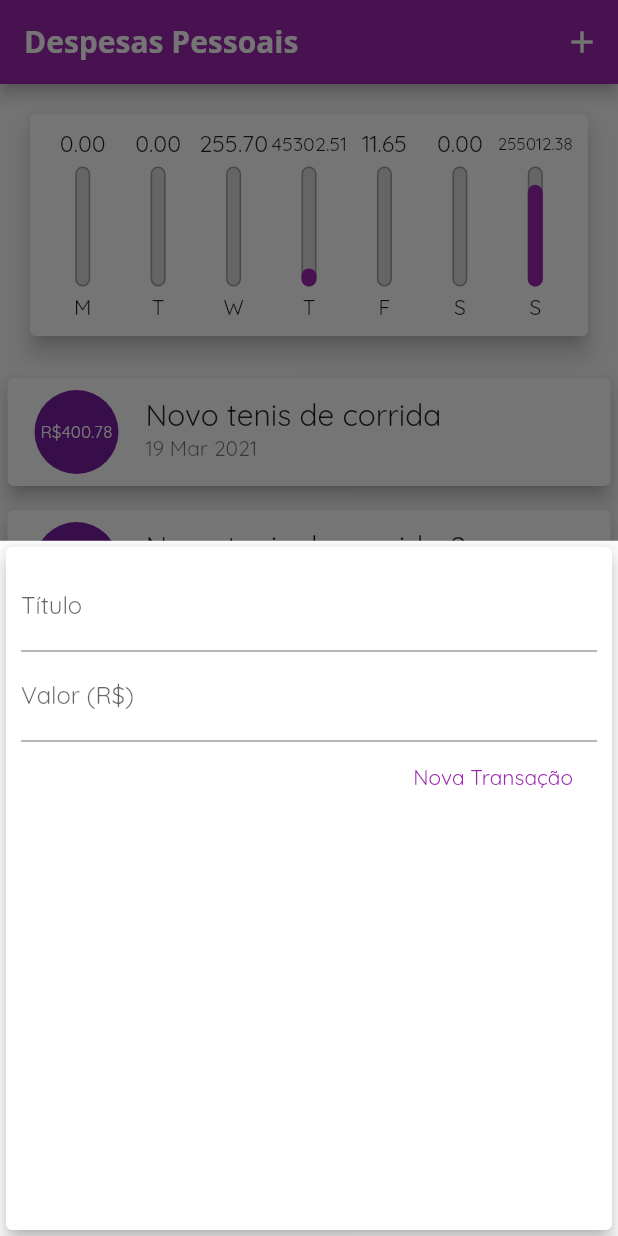
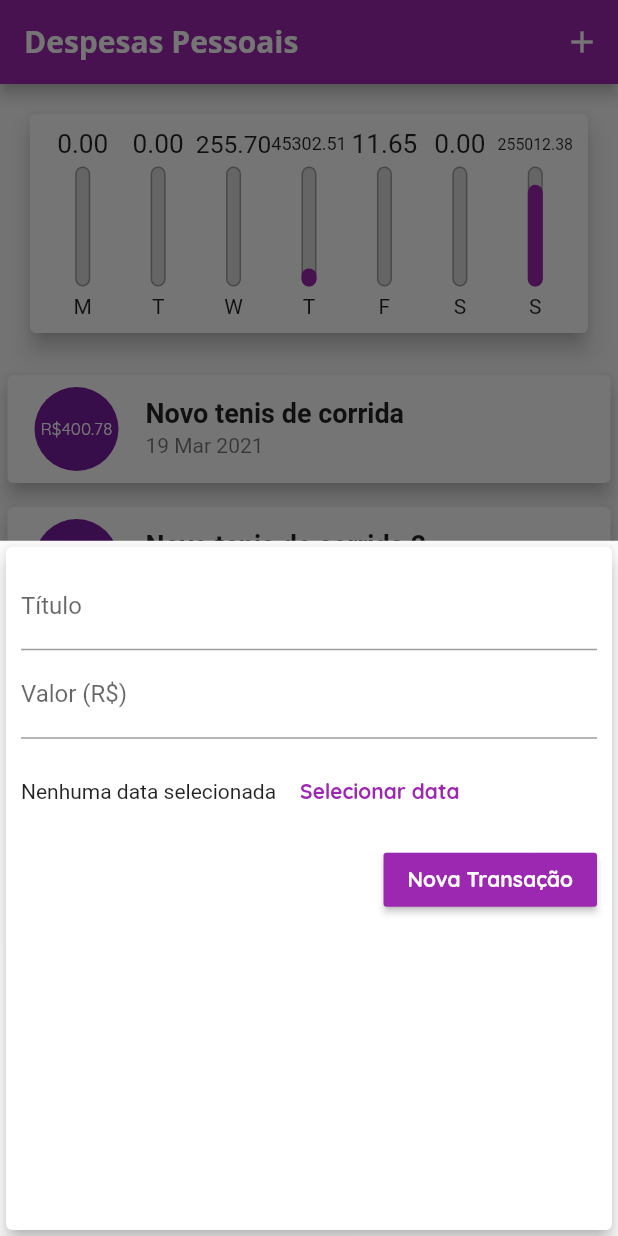
Before and after one commit to romildojpaiter/despesas-pessoais-app, a Flutter app: the screen it shows after launch, after a tap on the "add" icon, on a phone screen of 412 x 824 dp. Run offline on Flutter 3.47's test engine with Material 2 defaults, Android fonts, the phone set to English and light mode, and no system bars; Roboto replaces fonts that are missing (OpenSabs).

Commit message:
Aula 49, alterando configurações de tema padrão

```diff
--- a/lib/components/transaction_form.dart
+++ b/lib/components/transaction_form.dart
@@ -48,12 +48,29 @@ class _TransactionFormState extends State<TransactionForm> {
               // Utilizado para mostrar o tipo do teclado
               keyboardType: TextInputType.numberWithOptions(decimal: true),
             ),
+            Container(
+              height: 70,
+              child: Row(
+                children: [
+                  Text('Nenhuma data selecionada'),
+                  FlatButton(
+                    child: Text(
+                      'Selecionar data',
+                      style: TextStyle(fontWeight: FontWeight.bold),
+                    ),
+                    textColor: Theme.of(context).primaryColor,
+                    onPressed: () {},
+                  )
+                ],
+              ),
+            ),
             Row(
               mainAxisAlignment: MainAxisAlignment.end,
               children: [
-                FlatButton(
+                RaisedButton(
                   child: Text('Nova Transação'),
-                  textColor: Colors.purple,
+                  color: Theme.of(context).primaryColor,
+                  textColor: Theme.of(context).textTheme.button.color,
                   onPressed: _submitForm,
                 )
               ],
--- a/lib/main.dart
+++ b/lib/main.dart
@@ -22,6 +22,17 @@ class ExpensesApp extends StatelessWidget {
         accentColor: Colors.amber,
         // Aplicando Fonts
         fontFamily: 'Quicksand',
+        textTheme: ThemeData.light().textTheme.copyWith(
+              title: TextStyle(
+                fontFamily: 'OpenSabs',
+                fontSize: 18,
+                fontWeight: FontWeight.bold,
+              ),
+              button: TextStyle(
+                color: Colors.white,
+                fontWeight: FontWeight.bold,
+              ),
+            ),
         appBarTheme: AppBarTheme(
           textTheme: ThemeData.light().textTheme.copyWith(
                 title: TextStyle(
```
